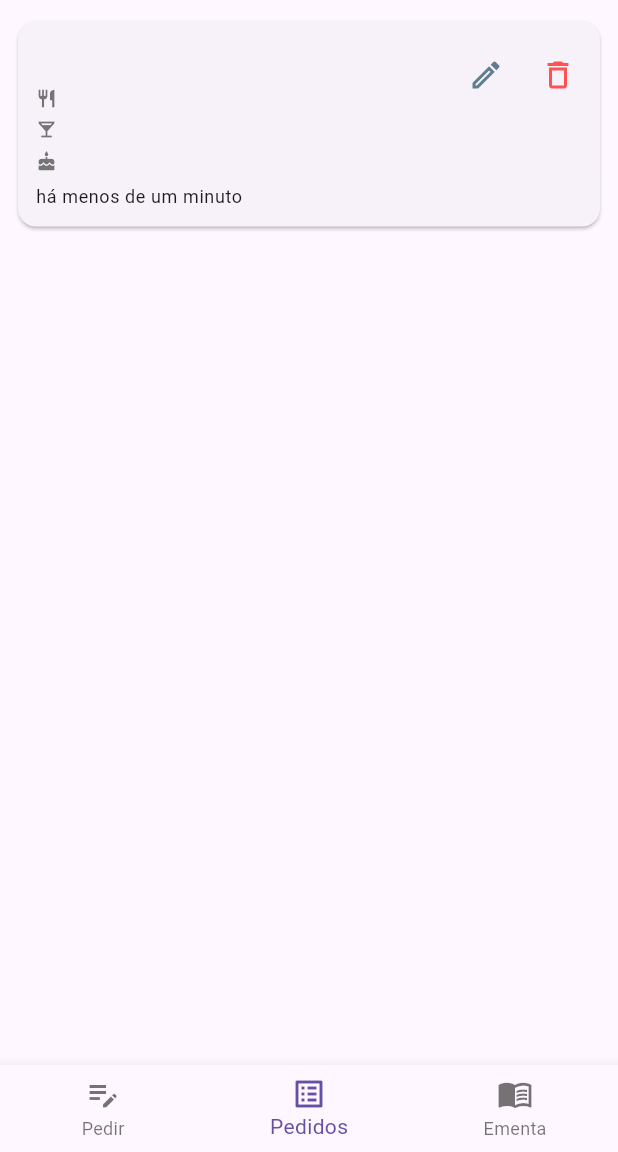
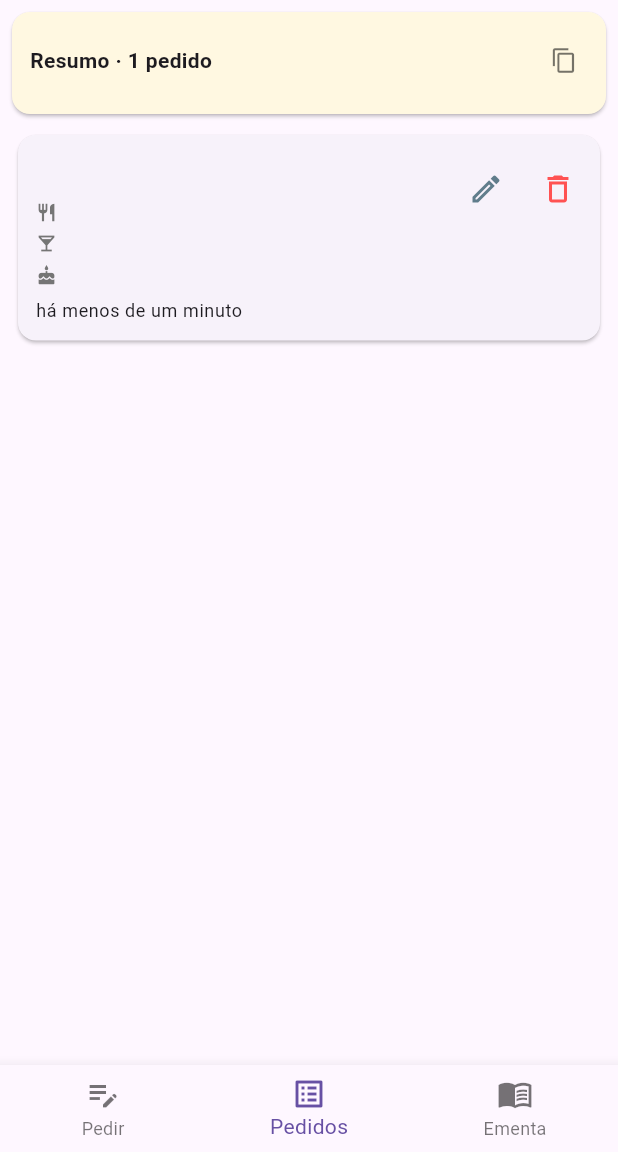
Before and after one commit to DuarteMatos99/casa_avo, a Flutter app: the screen it shows after launch, after a tap on "Enviar Pedido", on a phone screen of 412 x 824 dp, the part 84-1236 px from its top. Run offline on Flutter 3.47's test engine with Material 3 defaults, Android fonts, the phone set to English and light mode, and no system bars; our stand-ins replace shared_preferences.

Commit message:
Resumo pedidos + feature para copiar o resumo

```diff
--- a/lib/pages/home.dart
+++ b/lib/pages/home.dart
@@ -248,7 +248,14 @@ class _HomePageState extends State<HomePage> {
       return const Center(child: Text("Ainda não há pedidos."));
     }
 
-    return ListView.builder(
+    return Column(
+      children: [
+        Padding(
+          padding: const EdgeInsets.fromLTRB(8, 8, 8, 0),
+          child: _buildCartaoResumo(),
+        ),
+        Expanded(
+          child: ListView.builder(
             padding: const EdgeInsets.all(8),
             itemCount: _listaDePedidos.length,
             itemBuilder: (context, index) {
@@ -298,6 +305,89 @@ class _HomePageState extends State<HomePage> {
                 ),
               );
             },
+          ),
+        ),
+      ],
+    );
+  }
+
+  Widget _buildCartaoResumo() {
+    Map<String, int> contarItens(List<String> itens) {
+      final contagem = <String, int>{};
+      for (final item in itens) {
+        if (item.isNotEmpty) contagem[item] = (contagem[item] ?? 0) + 1;
+      }
+      final ordenado = contagem.entries.toList()..sort((a, b) => b.value.compareTo(a.value));
+      return Map.fromEntries(ordenado);
+    }
+
+    String formatarLinha(Map<String, int> contagem) =>
+        contagem.entries.map((e) => '(${e.value}×) ${e.key}').join('  ·  ');
+
+    final pratos = contarItens(_listaDePedidos.map((p) => p.prato).toList());
+    final bebidas = contarItens(_listaDePedidos.map((p) => p.bebida).toList());
+    final sobremesas = contarItens(_listaDePedidos.map((p) => p.sobremesa).toList());
+    final total = _listaDePedidos.length;
+
+    void copiarResumo() {
+      final linhas = <String>[
+        'Resumo · $total ${total == 1 ? 'pedido' : 'pedidos'}',
+        if (pratos.isNotEmpty) 'Pratos: ${formatarLinha(pratos)}',
+        if (bebidas.isNotEmpty) 'Bebidas: ${formatarLinha(bebidas)}',
+        if (sobremesas.isNotEmpty) 'Sobremesas: ${formatarLinha(sobremesas)}',
+      ];
+      Clipboard.setData(ClipboardData(text: linhas.join('\n')));
+      ScaffoldMessenger.of(context).showSnackBar(
+        const SnackBar(content: Text('Resumo copiado!'), duration: Duration(seconds: 1)),
+      );
+    }
+
+    return Card(
+      margin: EdgeInsets.zero,
+      color: Colors.amber[50],
+      child: Padding(
+        padding: const EdgeInsets.fromLTRB(12, 8, 4, 12),
+        child: Column(
+          crossAxisAlignment: CrossAxisAlignment.start,
+          children: [
+            Row(
+              children: [
+                Expanded(
+                  child: Text(
+                    'Resumo · $total ${total == 1 ? 'pedido' : 'pedidos'}',
+                    style: const TextStyle(fontWeight: FontWeight.bold, fontSize: 14),
+                  ),
+                ),
+                IconButton(
+                  icon: const Icon(Icons.copy, size: 18, color: Colors.black54),
+                  onPressed: copiarResumo,
+                  tooltip: 'Copiar resumo',
+                  padding: EdgeInsets.zero,
+                  constraints: const BoxConstraints(),
+                ),
+              ],
+            ),
+            if (pratos.isNotEmpty) _linhaResumo(Icons.restaurant, pratos),
+            if (bebidas.isNotEmpty) _linhaResumo(Icons.local_bar, bebidas),
+            if (sobremesas.isNotEmpty) _linhaResumo(Icons.cake, sobremesas),
+          ],
+        ),
+      ),
+    );
+  }
+
+  Widget _linhaResumo(IconData icone, Map<String, int> contagem) {
+    final texto = contagem.entries.map((e) => '(${e.value}×) ${e.key}').join('  ·  ');
+    return Padding(
+      padding: const EdgeInsets.only(top: 6),
+      child: Row(
+        crossAxisAlignment: CrossAxisAlignment.start,
+        children: [
+          Icon(icone, size: 14, color: Colors.grey[600]),
+          const SizedBox(width: 4),
+          Expanded(child: Text(texto, style: const TextStyle(fontSize: 13))),
+        ],
+      ),
     );
   }
 
```
Lines whose indentation alone changed are shown as unchanged.
